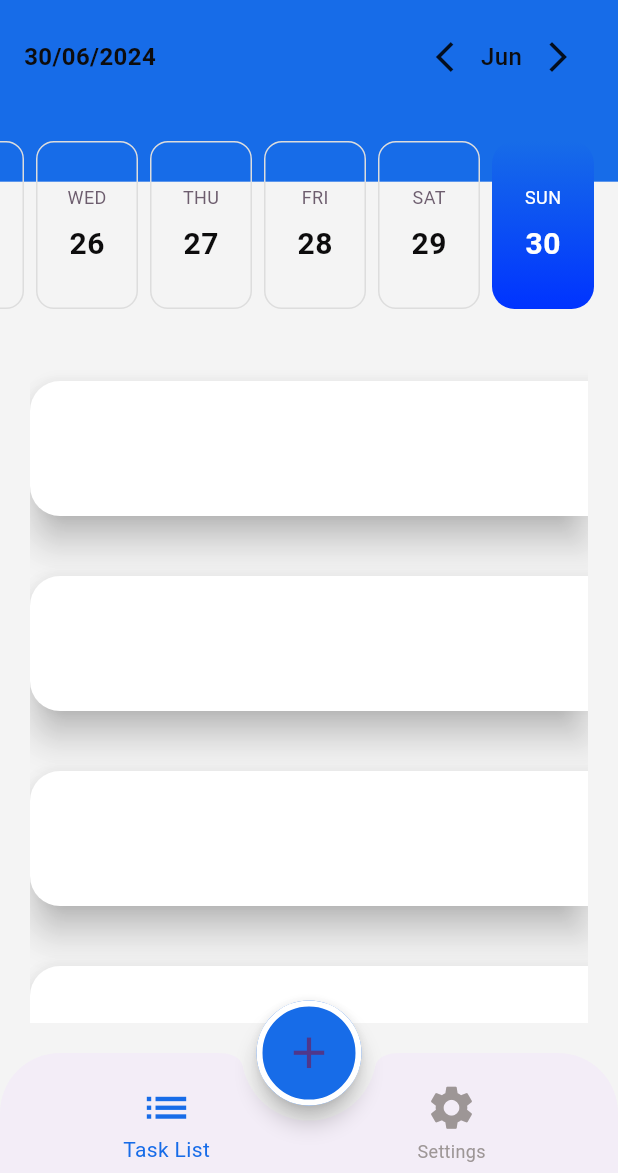
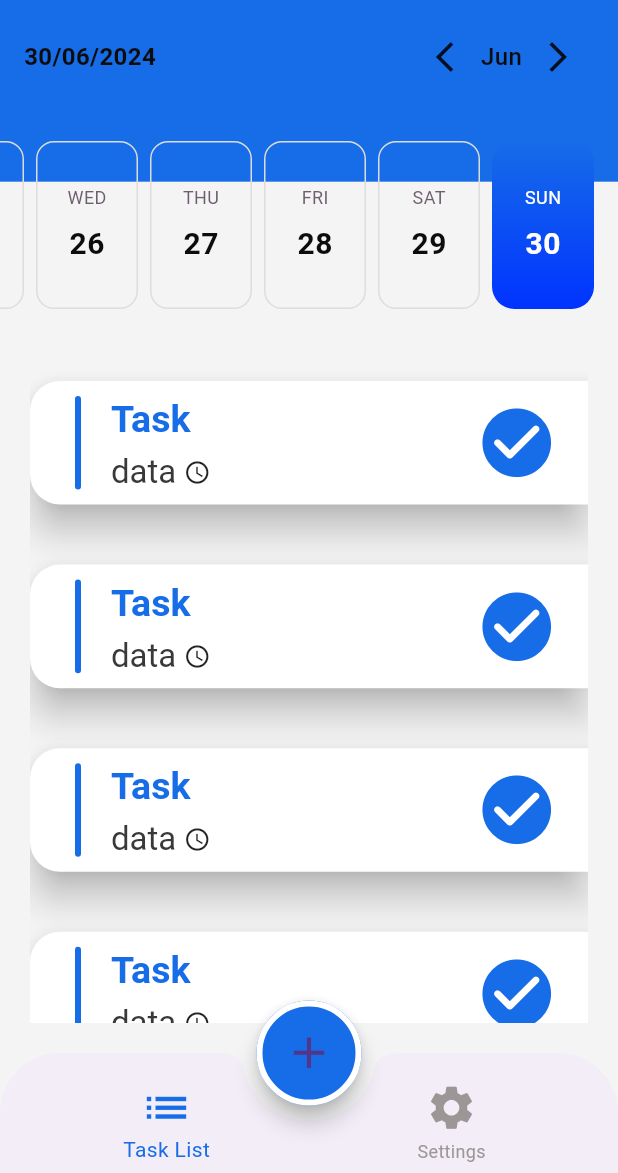
Before and after one commit to Youssefesssam/todo-task, a Flutter app: the screen it shows after launch, on a phone screen of 412 x 824 dp, the part 63-1236 px from its top. Run offline on Flutter 3.47's test engine with Material 3 defaults, Android fonts, the phone set to English and light mode, and no system bars; drawn by our look-alikes of easy_date_timeline, flutter_slidable; our stand-ins replace firebase_core; accounts and stored records are empty; generated files the repository leaves out were written again.

Commit message:
Connection my project for fireStore and allow for ios and android

```diff
--- a/lib/main.dart
+++ b/lib/main.dart
@@ -2,8 +2,14 @@ import 'package:flutter/material.dart';
 import 'package:todo_task/ui/screens/homeScreen/homeScreen.dart';
 import 'package:todo_task/ui/screens/SplashScreen/splashScreen.dart';
 import 'package:todo_task/ui/utilites/theme/mytheme.dart';
+import 'package:firebase_core/firebase_core.dart';
+import 'firebase_options.dart';
 
-void main() {
+void main() async {
+  WidgetsFlutterBinding.ensureInitialized();
+  await Firebase.initializeApp(
+    options: DefaultFirebaseOptions.currentPlatform,
+  );
   runApp(const MyApp());
 }
 
--- a/lib/ui/screens/homeScreen/taskList/taskListTab.dart
+++ b/lib/ui/screens/homeScreen/taskList/taskListTab.dart
@@ -1,6 +1,6 @@
 import 'package:easy_date_timeline/easy_date_timeline.dart';
 import 'package:flutter/material.dart';
-import 'package:todo_task/ui/screens/homeScreen/taskList/todoItem.dart';
+import 'package:todo_task/ui/screens/homeScreen/taskList/todo_Item.dart';
 import 'package:todo_task/ui/utilites/theme/mytheme.dart';
 
 class TaskList extends StatelessWidget {
@@ -55,7 +55,7 @@ class TaskList extends StatelessWidget {
               itemBuilder: (context, index) {
                 return TodoItem(description: description, nameTask: nameTask,);
               },
-               itemCount: 50,
+               itemCount: 37,
               ),
           ),
         ),
--- a/lib/ui/screens/homeScreen/taskList/todoItem.dart
+++ b/lib/ui/screens/homeScreen/taskList/todo_Item.dart
@@ -1,5 +1,6 @@
 import 'package:flutter/material.dart';
 import 'package:flutter_slidable/flutter_slidable.dart';
+import 'package:todo_task/ui/utilites/theme/mytheme.dart';
 
 class TodoItem extends StatefulWidget {
   String description="";
@@ -51,10 +52,47 @@ class _TodoItemState extends State<TodoItem> {
             ],
           ),
           child: Container(
-            height: 90,
+            padding: const EdgeInsets.only(left: 20),
+            height: MediaQuery.of(context).size.height*.1,
             child: Row(
               children: [
-                Text(widget.description)
+                Container(
+                  margin: const EdgeInsets.all( 10),
+                  width: 4,
+                  decoration: BoxDecoration(
+                    borderRadius: BorderRadius.circular(40),
+                    color: MyTheme.PrimaryColor,
+                  ),
+                ),
+                Container(
+                  margin: const EdgeInsets.all(10),
+                  child: Column(
+                    crossAxisAlignment: CrossAxisAlignment.start,
+                    children: [
+                      Text("Task",style: Theme.of(context).textTheme.titleLarge?.copyWith(
+                          color: MyTheme.PrimaryColor,fontSize: 25)
+                      ),
+                      const SizedBox(height: 5),
+                      Container(
+                        child: Row(
+                          children: [
+                            Text("data",style: Theme.of(context).textTheme.titleLarge?.copyWith(
+                                color: MyTheme.black,fontSize: 22,fontWeight: FontWeight.w400),),
+                            const SizedBox(width: 5),
+
+                          Icon(Icons.access_time_sharp,size: 18,)
+                          ],
+                        ),
+                      )
+                    ],
+                  ),
+                ),
+                const Spacer(),
+                Container(
+                  margin: const EdgeInsets.only(right: 20),
+                    child:const Icon(Icons.check_circle_rounded,color: MyTheme.PrimaryColor,size: 55,)
+
+                )
               ],
             ),
           ),
--- a/pubspec.yaml
+++ b/pubspec.yaml
@@ -36,6 +36,9 @@ dependencies:
   # The following adds the Cupertino Icons font to your application.
   # Use with the CupertinoIcons class for iOS style icons.
   cupertino_icons: ^1.0.2
+  firebase_core: ^2.24.2
+  cloud_firestore: ^4.14.0
+  firebase_auth: ^4.16.0
 
 dev_dependencies:
   flutter_test:
```
Also changed, not shown: pubspec.lock, 3 other files.
